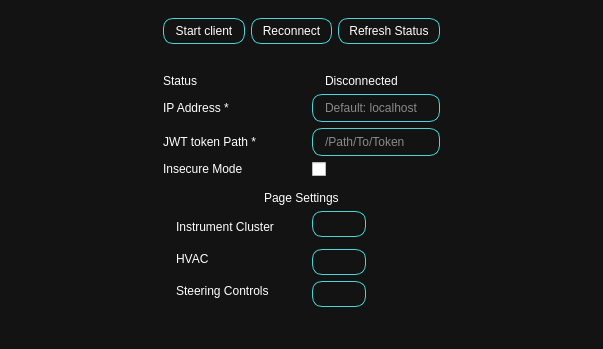
Before: the Qt Designer form ui/Settings_Window.ui in suchinton/AGL_Demo_Control_Panel, drawn with Qt 5.
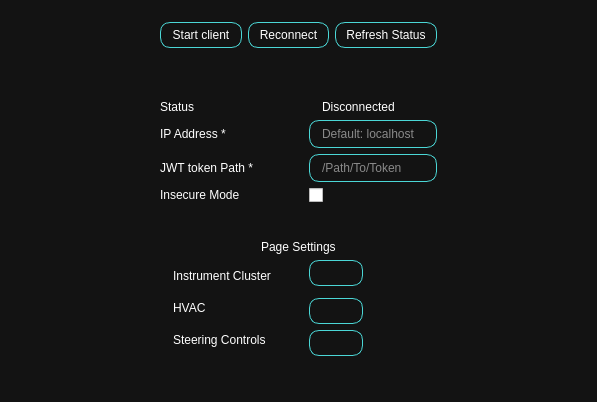
After: the same form once the commit is applied. Icons and pictures are not drawn.

Diff of the .ui file:
```diff
--- a/ui/Settings_Window.ui
+++ b/ui/Settings_Window.ui
@@ -6,8 +6,8 @@
    <rect>
     <x>0</x>
     <y>0</y>
-    <width>603</width>
-    <height>346</height>
+    <width>597</width>
+    <height>402</height>
    </rect>
   </property>
   <property name="windowTitle">
@@ -57,49 +57,10 @@
        <enum>QFrame::Raised</enum>
       </property>
       <layout class="QGridLayout" name="gridLayout_2">
-       <item row="10" column="4" colspan="2" alignment="Qt::AlignLeft">
-        <widget class="QPushButton" name="pushButton_3">
-         <property name="text">
-          <string/>
-         </property>
-         <property name="icon">
-          <iconset resource="../assets/res.qrc">
-           <normaloff>:/icons/feather/eye.svg</normaloff>:/icons/feather/eye.svg</iconset>
-         </property>
-        </widget>
-       </item>
-       <item row="3" column="0" colspan="3">
-        <widget class="QLabel" name="tokenPath">
-         <property name="text">
-          <string>JWT token Path *</string>
-         </property>
-        </widget>
-       </item>
-       <item row="9" column="4" colspan="2" alignment="Qt::AlignLeft">
-        <widget class="QPushButton" name="pushButton_2">
-         <property name="text">
-          <string/>
-         </property>
-         <property name="icon">
-          <iconset resource="../assets/res.qrc">
-           <normaloff>:/icons/feather/eye.svg</normaloff>:/icons/feather/eye.svg</iconset>
-         </property>
-        </widget>
-       </item>
-       <item row="6" column="0" colspan="6" alignment="Qt::AlignHCenter">
-        <widget class="QLabel" name="label_2">
-         <property name="text">
-          <string>Page Settings</string>
-         </property>
-        </widget>
-       </item>
-       <item row="1" column="4">
-        <widget class="QLabel" name="connectionLogo">
-         <property name="text">
-          <string/>
-         </property>
-         <property name="pixmap">
-          <pixmap resource="../assets/res.qrc">:/icons/feather/alert-triangle.svg</pixmap>
+       <item row="5" column="2" colspan="4">
+        <widget class="Line" name="line">
+         <property name="orientation">
+          <enum>Qt::Horizontal</enum>
          </property>
         </widget>
        </item>
@@ -110,6 +71,13 @@
          </property>
         </widget>
        </item>
+       <item row="7" column="0" colspan="6" alignment="Qt::AlignHCenter">
+        <widget class="QLabel" name="label_2">
+         <property name="text">
+          <string>Page Settings</string>
+         </property>
+        </widget>
+       </item>
        <item row="1" column="0" colspan="3">
         <widget class="QLabel" name="status">
          <property name="text">
@@ -117,13 +85,6 @@
          </property>
         </widget>
        </item>
-       <item row="2" column="0" colspan="3">
-        <widget class="QLabel" name="IPAddr">
-         <property name="text">
-          <string>IP Address *</string>
-         </property>
-        </widget>
-       </item>
        <item row="1" column="3" rowspan="4">
         <spacer name="horizontalSpacer_3">
          <property name="orientation">
@@ -153,40 +114,52 @@
          </property>
         </widget>
        </item>
-       <item row="5" column="2" colspan="4">
-        <widget class="Line" name="line">
-         <property name="orientation">
-          <enum>Qt::Horizontal</enum>
+       <item row="8" column="1" rowspan="4">
+        <widget class="QFrame" name="PageLabels">
+         <property name="frameShape">
+          <enum>QFrame::StyledPanel</enum>
          </property>
-        </widget>
-       </item>
-       <item row="2" column="4" colspan="2">
-        <widget class="QLineEdit" name="IPAddrInput">
-         <property name="placeholderText">
-          <string>Default: localhost</string>
+         <property name="frameShadow">
+          <enum>QFrame::Raised</enum>
          </property>
-        </widget>
-       </item>
-       <item row="4" column="4" colspan="2">
-        <widget class="QCheckBox" name="SSLToggle">
-         <property name="text">
-          <string/>
-         </property>
-         <property name="icon">
-          <iconset resource="../assets/res.qrc">
-           <normaloff>:/icons/feather/shield.svg</normaloff>
-           <normalon>:/icons/feather/shield-off.svg</normalon>:/icons/feather/shield.svg</iconset>
-         </property>
-         <property name="checked">
-          <bool>false</bool>
-         </property>
-        </widget>
-       </item>
-       <item row="4" column="0" colspan="3">
-        <widget class="QLabel" name="label">
-         <property name="text">
-          <string>Insecure Mode</string>
-         </property>
+         <layout class="QVBoxLayout" name="verticalLayout_2">
+          <property name="spacing">
+           <number>0</number>
+          </property>
+          <property name="leftMargin">
+           <number>0</number>
+          </property>
+          <property name="topMargin">
+           <number>0</number>
+          </property>
+          <property name="rightMargin">
+           <number>0</number>
+          </property>
+          <property name="bottomMargin">
+           <number>0</number>
+          </property>
+          <item>
+           <widget class="QLabel" name="label_3">
+            <property name="text">
+             <string>Instrument Cluster</string>
+            </property>
+           </widget>
+          </item>
+          <item>
+           <widget class="QLabel" name="label_4">
+            <property name="text">
+             <string>HVAC</string>
+            </property>
+           </widget>
+          </item>
+          <item>
+           <widget class="QLabel" name="label_5">
+            <property name="text">
+             <string>Steering Controls</string>
+            </property>
+           </widget>
+          </item>
+         </layout>
         </widget>
        </item>
        <item row="0" column="2" colspan="4">
@@ -205,18 +178,55 @@
          </property>
         </spacer>
        </item>
-       <item row="7" column="4" colspan="2" alignment="Qt::AlignLeft">
-        <widget class="QPushButton" name="pushButton">
+       <item row="2" column="0" colspan="3">
+        <widget class="QLabel" name="IPAddr">
          <property name="text">
+          <string>IP Address *</string>
+         </property>
+        </widget>
+       </item>
+       <item row="2" column="4" colspan="2">
+        <widget class="QLineEdit" name="IPAddrInput">
+         <property name="placeholderText">
+          <string>Default: localhost</string>
+         </property>
+        </widget>
+       </item>
+       <item row="11" column="4" colspan="2" alignment="Qt::AlignLeft">
+        <widget class="QPushButton" name="pushButton_3">
+         <property name="text">
           <string/>
          </property>
          <property name="icon">
           <iconset resource="../assets/res.qrc">
            <normaloff>:/icons/feather/eye.svg</normaloff>:/icons/feather/eye.svg</iconset>
          </property>
+         <property name="iconSize">
+          <size>
+           <width>30</width>
+           <height>30</height>
+          </size>
+         </property>
         </widget>
        </item>
-       <item row="7" column="0" rowspan="4">
+       <item row="10" column="4" colspan="2" alignment="Qt::AlignLeft">
+        <widget class="QPushButton" name="pushButton_2">
+         <property name="text">
+          <string/>
+         </property>
+         <property name="icon">
+          <iconset resource="../assets/res.qrc">
+           <normaloff>:/icons/feather/eye.svg</normaloff>:/icons/feather/eye.svg</iconset>
+         </property>
+         <property name="iconSize">
+          <size>
+           <width>30</width>
+           <height>30</height>
+          </size>
+         </property>
+        </widget>
+       </item>
+       <item row="8" column="0" rowspan="4">
         <widget class="QFrame" name="PageIcons">
          <property name="frameShape">
           <enum>QFrame::StyledPanel</enum>
@@ -318,54 +328,75 @@
          </layout>
         </widget>
        </item>
-       <item row="7" column="1" rowspan="4">
-        <widget class="QFrame" name="PageLabels">
-         <property name="frameShape">
-          <enum>QFrame::StyledPanel</enum>
+       <item row="4" column="0" colspan="3">
+        <widget class="QLabel" name="label">
+         <property name="text">
+          <string>Insecure Mode</string>
          </property>
-         <property name="frameShadow">
-          <enum>QFrame::Raised</enum>
+        </widget>
+       </item>
+       <item row="4" column="4" colspan="2">
+        <widget class="QCheckBox" name="SSLToggle">
+         <property name="text">
+          <string/>
          </property>
-         <layout class="QVBoxLayout" name="verticalLayout_2">
-          <property name="spacing">
-           <number>0</number>
-          </property>
-          <property name="leftMargin">
-           <number>0</number>
-          </property>
-          <property name="topMargin">
-           <number>0</number>
-          </property>
-          <property name="rightMargin">
-           <number>0</number>
-          </property>
-          <property name="bottomMargin">
-           <number>0</number>
-          </property>
-          <item>
-           <widget class="QLabel" name="label_3">
-            <property name="text">
-             <string>Instrument Cluster</string>
-            </property>
-           </widget>
-          </item>
-          <item>
-           <widget class="QLabel" name="label_4">
-            <property name="text">
-             <string>HVAC</string>
-            </property>
-           </widget>
-          </item>
-          <item>
-           <widget class="QLabel" name="label_5">
-            <property name="text">
-             <string>Steering Controls</string>
-            </property>
-           </widget>
-          </item>
-         </layout>
+         <property name="icon">
+          <iconset resource="../assets/res.qrc">
+           <normaloff>:/icons/feather/shield.svg</normaloff>
+           <normalon>:/icons/feather/shield-off.svg</normalon>:/icons/feather/shield.svg</iconset>
+         </property>
+         <property name="checked">
+          <bool>false</bool>
+         </property>
         </widget>
        </item>
+       <item row="3" column="0" colspan="3">
+        <widget class="QLabel" name="tokenPath">
+         <property name="text">
+          <string>JWT token Path *</string>
+         </property>
+        </widget>
+       </item>
+       <item row="8" column="4" colspan="2" alignment="Qt::AlignLeft">
+        <widget class="QPushButton" name="pushButton">
+         <property name="text">
+          <string/>
+         </property>
+         <property name="icon">
+          <iconset resource="../assets/res.qrc">
+           <normaloff>:/icons/feather/eye.svg</normaloff>:/icons/feather/eye.svg</iconset>
+         </property>
+         <property name="iconSize">
+          <size>
+           <width>30</width>
+           <height>30</height>
+          </size>
+         </property>
+        </widget>
+       </item>
+       <item row="1" column="4">
+        <widget class="QLabel" name="connectionLogo">
+         <property name="text">
+          <string/>
+         </property>
+         <property name="pixmap">
+          <pixmap resource="../assets/res.qrc">:/icons/feather/alert-triangle.svg</pixmap>
+         </property>
+        </widget>
+       </item>
+       <item row="6" column="0" colspan="6">
+        <spacer name="verticalSpacer_4">
+         <property name="orientation">
+          <enum>Qt::Vertical</enum>
+         </property>
+         <property name="sizeHint" stdset="0">
+          <size>
+           <width>20</width>
+           <height>40</height>
+          </size>
+         </property>
+        </spacer>
+       </item>
       </layout>
      </widget>
     </item>
@@ -406,6 +437,12 @@
           <iconset resource="../assets/res.qrc">
            <normaloff>:/icons/feather/play.svg</normaloff>:/icons/feather/play.svg</iconset>
          </property>
+         <property name="iconSize">
+          <size>
+           <width>30</width>
+           <height>30</height>
+          </size>
+         </property>
         </widget>
        </item>
        <item>
@@ -417,6 +454,12 @@
           <iconset resource="../assets/res.qrc">
            <normaloff>:/icons/feather/refresh-cw.svg</normaloff>:/icons/feather/refresh-cw.svg</iconset>
          </property>
+         <property name="iconSize">
+          <size>
+           <width>30</width>
+           <height>30</height>
+          </size>
+         </property>
         </widget>
        </item>
        <item>
@@ -424,6 +467,12 @@
          <property name="text">
           <string>Refresh Status</string>
          </property>
+         <property name="iconSize">
+          <size>
+           <width>30</width>
+           <height>30</height>
+          </size>
+         </property>
         </widget>
        </item>
       </layout>
```
